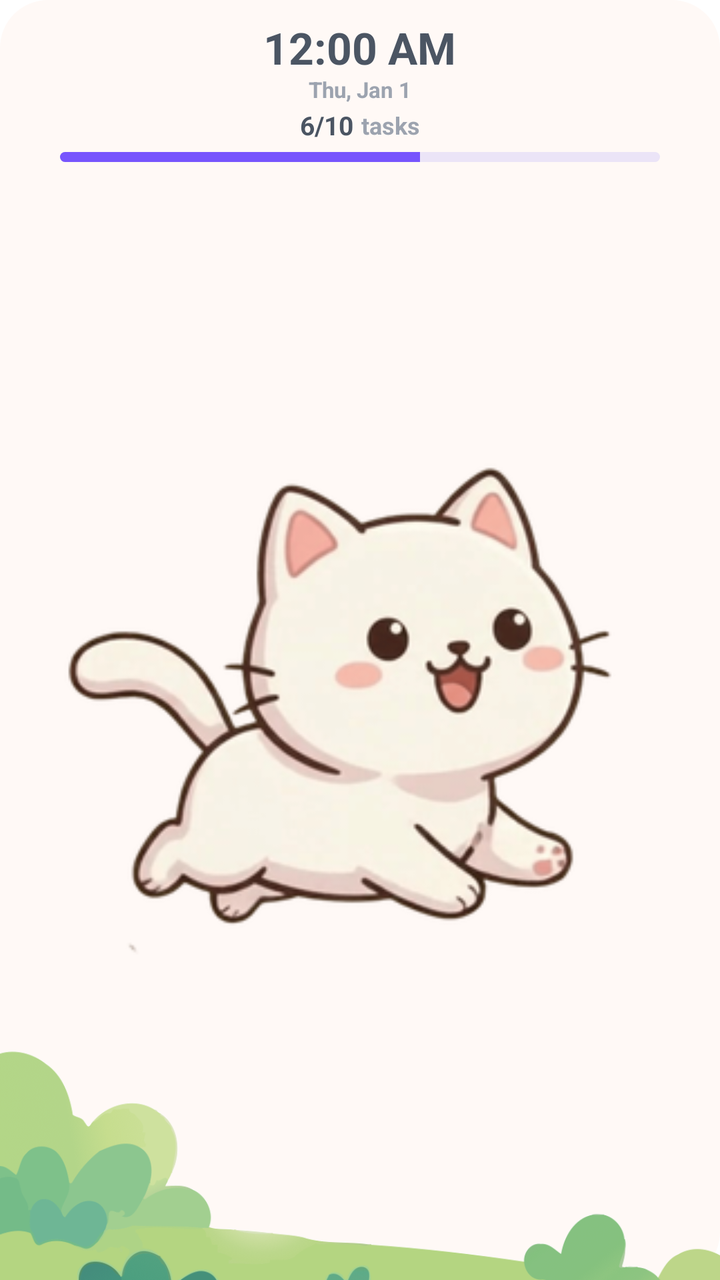
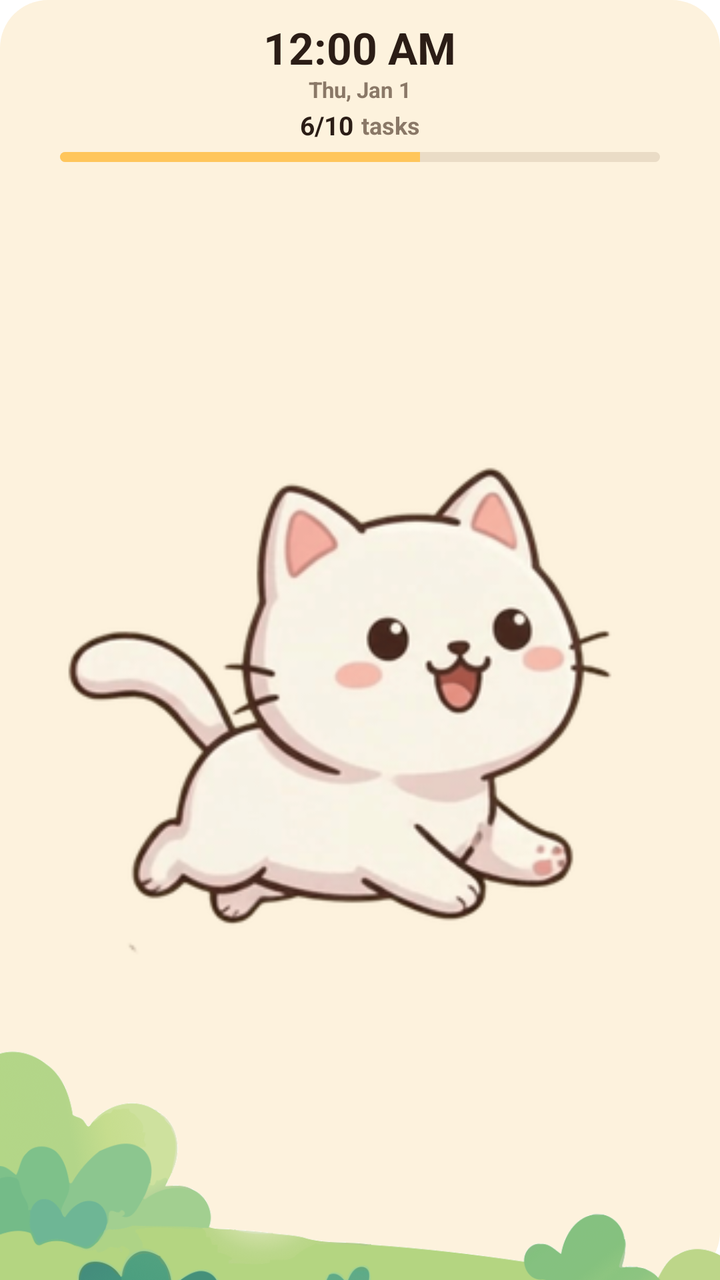

Screens rendered from an Android XML layout before and after an edit, with the pre-edit source and the edit as a unified diff.
<!-- AndroidManifest.xml: fallback theme Theme.MaterialComponents.DayNight.NoActionBar -->
<!-- res/layout/todocat_cat_widget.xml -->
<?xml version="1.0" encoding="utf-8"?>
<FrameLayout xmlns:android="http://schemas.android.com/apk/res/android"
    android:id="@+id/widget_cat_root"
    android:layout_width="match_parent"
    android:layout_height="match_parent"
    android:background="@drawable/widget_cat_background">

    
    <ImageView
        android:id="@+id/widget_cat_grass_bg"
        android:layout_width="match_parent"
        android:layout_height="match_parent"
        android:scaleType="fitEnd"
        android:src="@drawable/widget_cat_grass" />

    
    <LinearLayout
        android:layout_width="match_parent"
        android:layout_height="match_parent"
        android:gravity="center_horizontal"
        android:orientation="vertical"
        android:paddingStart="12dp"
        android:paddingTop="12dp"
        android:paddingEnd="12dp"
        android:paddingBottom="4dp">

        
        <TextClock
            android:id="@+id/widget_cat_time"
            android:layout_width="wrap_content"
            android:layout_height="wrap_content"
            android:fontFamily="sans-serif-rounded"
            android:format12Hour="h:mm a"
            android:format24Hour="HH:mm"
            android:includeFontPadding="false"
            android:textColor="#4B5563"
            android:textSize="22sp"
            android:textStyle="bold" />

        
        <TextClock
            android:id="@+id/widget_cat_date"
            android:layout_width="wrap_content"
            android:layout_height="wrap_content"
            android:layout_marginTop="1dp"
            android:fontFamily="sans-serif-rounded"
            android:format12Hour="EEE, MMM d"
            android:format24Hour="EEE, MMM d"
            android:includeFontPadding="false"
            android:textColor="#9CA3AF"
            android:textSize="11sp"
            android:textStyle="bold" />

        
        <LinearLayout
            android:id="@+id/widget_cat_ratio_container"
            android:layout_width="wrap_content"
            android:layout_height="wrap_content"
            android:layout_marginTop="4dp"
            android:gravity="center_vertical"
            android:orientation="horizontal">

            <TextView
                android:id="@+id/widget_cat_ratio"
                android:layout_width="wrap_content"
                android:layout_height="wrap_content"
                android:fontFamily="sans-serif-rounded"
                android:includeFontPadding="false"
                android:text="6/10"
                android:textColor="#4B5563"
                android:textSize="13sp"
                android:textStyle="bold" />

            <TextView
                android:id="@+id/widget_cat_ratio_label"
                android:layout_width="wrap_content"
                android:layout_height="wrap_content"
                android:layout_marginStart="4dp"
                android:fontFamily="sans-serif-rounded"
                android:includeFontPadding="false"
                android:text="tasks"
                android:textColor="#9CA3AF"
                android:textSize="12sp"
                android:textStyle="bold" />
        </LinearLayout>

        
        <ProgressBar
            android:id="@+id/widget_cat_progress"
            style="?android:attr/progressBarStyleHorizontal"
            android:layout_width="match_parent"
            android:layout_height="5dp"
            android:layout_marginStart="18dp"
            android:layout_marginTop="5dp"
            android:layout_marginEnd="18dp"
            android:max="100"
            android:progress="60"
            android:progressDrawable="@drawable/widget_cat_progress" />

        
        <FrameLayout
            android:id="@+id/widget_cat_container"
            android:layout_width="match_parent"
            android:layout_height="0dp"
            android:layout_weight="1"
            android:layout_marginTop="2dp">

            
            <ViewFlipper
                android:id="@+id/widget_cat_flipper"
                android:layout_width="match_parent"
                android:layout_height="match_parent"
                android:layout_gravity="center"
                android:autoStart="true"
                android:flipInterval="100">

                <ImageView
                    android:id="@+id/widget_cat_frame_0"
                    android:layout_width="match_parent"
                    android:layout_height="match_parent"
                    android:scaleType="fitCenter"
                    android:src="@drawable/cat_white_0" />

                <ImageView
                    android:id="@+id/widget_cat_frame_1"
                    android:layout_width="match_parent"
                    android:layout_height="match_parent"
                    android:scaleType="fitCenter"
                    android:src="@drawable/cat_white_1" />

                <ImageView
                    android:id="@+id/widget_cat_frame_2"
                    android:layout_width="match_parent"
                    android:layout_height="match_parent"
                    android:scaleType="fitCenter"
                    android:src="@drawable/cat_white_2" />

                <ImageView
                    android:id="@+id/widget_cat_frame_3"
                    android:layout_width="match_parent"
                    android:layout_height="match_parent"
                    android:scaleType="fitCenter"
                    android:src="@drawable/cat_white_3" />

                <ImageView
                    android:id="@+id/widget_cat_frame_4"
                    android:layout_width="match_parent"
                    android:layout_height="match_parent"
                    android:scaleType="fitCenter"
                    android:src="@drawable/cat_white_4" />

                <ImageView
                    android:id="@+id/widget_cat_frame_5"
                    android:layout_width="match_parent"
                    android:layout_height="match_parent"
                    android:scaleType="fitCenter"
                    android:src="@drawable/cat_white_5" />

                <ImageView
                    android:id="@+id/widget_cat_frame_6"
                    android:layout_width="match_parent"
                    android:layout_height="match_parent"
                    android:scaleType="fitCenter"
                    android:src="@drawable/cat_white_6" />
            </ViewFlipper>

            
            <ViewFlipper
                android:id="@+id/widget_cat_sleeping"
                android:layout_width="match_parent"
                android:layout_height="match_parent"
                android:layout_gravity="center"
                android:autoStart="true"
                android:flipInterval="350"
                android:visibility="gone">

                <ImageView
                    android:id="@+id/widget_cat_sleep_0"
                    android:layout_width="match_parent"
                    android:layout_height="match_parent"
                    android:scaleType="fitCenter"
                    android:src="@drawable/cat_white_sleep_0" />

                <ImageView
                    android:id="@+id/widget_cat_sleep_1"
                    android:layout_width="match_parent"
                    android:layout_height="match_parent"
                    android:scaleType="fitCenter"
                    android:src="@drawable/cat_white_sleep_1" />

                <ImageView
                    android:id="@+id/widget_cat_sleep_2"
                    android:layout_width="match_parent"
                    android:layout_height="match_parent"
                    android:scaleType="fitCenter"
                    android:src="@drawable/cat_white_sleep_2" />

                <ImageView
                    android:id="@+id/widget_cat_sleep_3"
                    android:layout_width="match_parent"
                    android:layout_height="match_parent"
                    android:scaleType="fitCenter"
                    android:src="@drawable/cat_white_sleep_3" />

                <ImageView
                    android:id="@+id/widget_cat_sleep_4"
                    android:layout_width="match_parent"
                    android:layout_height="match_parent"
                    android:scaleType="fitCenter"
                    android:src="@drawable/cat_white_sleep_4" />

                <ImageView
                    android:id="@+id/widget_cat_sleep_5"
                    android:layout_width="match_parent"
                    android:layout_height="match_parent"
                    android:scaleType="fitCenter"
                    android:src="@drawable/cat_white_sleep_5" />
            </ViewFlipper>
        </FrameLayout>

    </LinearLayout>

</FrameLayout>
<!-- resources referenced by this layout -->
<resources>
  <!-- drawable cat_white_0: png bitmap (drawable-nodpi, 52245 bytes) -->
  <!-- drawable cat_white_1: png bitmap (drawable-nodpi, 53957 bytes) -->
  <!-- drawable cat_white_2: png bitmap (drawable-nodpi, 53964 bytes) -->
  <!-- drawable cat_white_3: png bitmap (drawable-nodpi, 54060 bytes) -->
  <!-- drawable cat_white_4: png bitmap (drawable-nodpi, 56073 bytes) -->
  <!-- drawable cat_white_5: png bitmap (drawable-nodpi, 57547 bytes) -->
  <!-- drawable cat_white_6: png bitmap (drawable-nodpi, 54485 bytes) -->
  <!-- drawable cat_white_sleep_0: png bitmap (drawable-nodpi, 39766 bytes) -->
  <!-- drawable cat_white_sleep_1: png bitmap (drawable-nodpi, 40058 bytes) -->
  <!-- drawable cat_white_sleep_2: png bitmap (drawable-nodpi, 40201 bytes) -->
  <!-- drawable cat_white_sleep_3: png bitmap (drawable-nodpi, 40574 bytes) -->
  <!-- drawable cat_white_sleep_4: png bitmap (drawable-nodpi, 42385 bytes) -->
  <!-- drawable cat_white_sleep_5: png bitmap (drawable-nodpi, 43227 bytes) -->
  <!-- drawable widget_cat_background (drawable) -->
  <?xml version="1.0" encoding="utf-8"?>
  <shape xmlns:android="http://schemas.android.com/apk/res/android"
      android:shape="rectangle">
      <solid android:color="#FFF9F6" />
      <corners android:radius="24dp" />
  </shape>
  <!-- drawable widget_cat_grass: png bitmap (drawable, 52345 bytes) -->
  <!-- drawable widget_cat_progress (drawable) -->
  <?xml version="1.0" encoding="utf-8"?>
  <layer-list xmlns:android="http://schemas.android.com/apk/res/android">
      <item android:id="@android:id/background">
          <shape android:shape="rectangle">
              <corners android:radius="10dp" />
              <solid android:color="#EBE4F7" />
          </shape>
      </item>
      <item android:id="@android:id/progress">
          <clip>
              <shape android:shape="rectangle">
                  <corners android:radius="10dp" />
                  <solid android:color="#7755FD" />
              </shape>
          </clip>
      </item>
  </layer-list>
</resources>

<!-- the commit's change to res/layout/todocat_cat_widget.xml (unified diff, before → after) -->
@@ -33,7 +33,7 @@
             android:format12Hour="h:mm a"
             android:format24Hour="HH:mm"
             android:includeFontPadding="false"
-            android:textColor="#4B5563"
+            android:textColor="#2B1D16"
             android:textSize="22sp"
             android:textStyle="bold" />
 
@@ -47,7 +47,7 @@
             android:format12Hour="EEE, MMM d"
             android:format24Hour="EEE, MMM d"
             android:includeFontPadding="false"
-            android:textColor="#9CA3AF"
+            android:textColor="#8A7867"
             android:textSize="11sp"
             android:textStyle="bold" />
 
@@ -67,7 +67,7 @@
                 android:fontFamily="sans-serif-rounded"
                 android:includeFontPadding="false"
                 android:text="6/10"
-                android:textColor="#4B5563"
+                android:textColor="#2B1D16"
                 android:textSize="13sp"
                 android:textStyle="bold" />
 
@@ -79,7 +79,7 @@
                 android:fontFamily="sans-serif-rounded"
                 android:includeFontPadding="false"
                 android:text="tasks"
-                android:textColor="#9CA3AF"
+                android:textColor="#8A7867"
                 android:textSize="12sp"
                 android:textStyle="bold" />
         </LinearLayout>
<!-- resource entries referenced after the edit -->
@@ -17,7 +17,7 @@
   <?xml version="1.0" encoding="utf-8"?>
   <shape xmlns:android="http://schemas.android.com/apk/res/android"
       android:shape="rectangle">
-      <solid android:color="#FFF9F6" />
+      <solid android:color="#FDF2DD" />
       <corners android:radius="24dp" />
   </shape>
   <!-- drawable widget_cat_grass: png bitmap (drawable, 52345 bytes) -->
@@ -27,14 +27,14 @@
       <item android:id="@android:id/background">
           <shape android:shape="rectangle">
               <corners android:radius="10dp" />
-              <solid android:color="#EBE4F7" />
+              <solid android:color="#EADCC6" />
           </shape>
       </item>
       <item android:id="@android:id/progress">
           <clip>
               <shape android:shape="rectangle">
                   <corners android:radius="10dp" />
-                  <solid android:color="#7755FD" />
+                  <solid android:color="#FFC65C" />
               </shape>
           </clip>
       </item>
